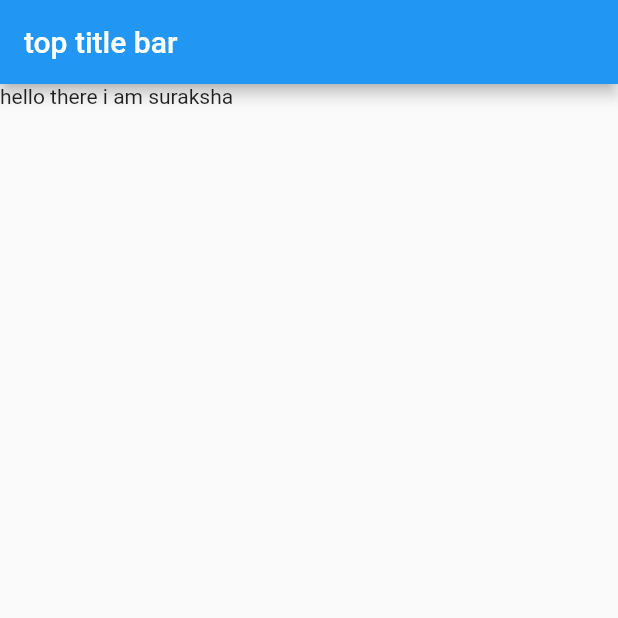
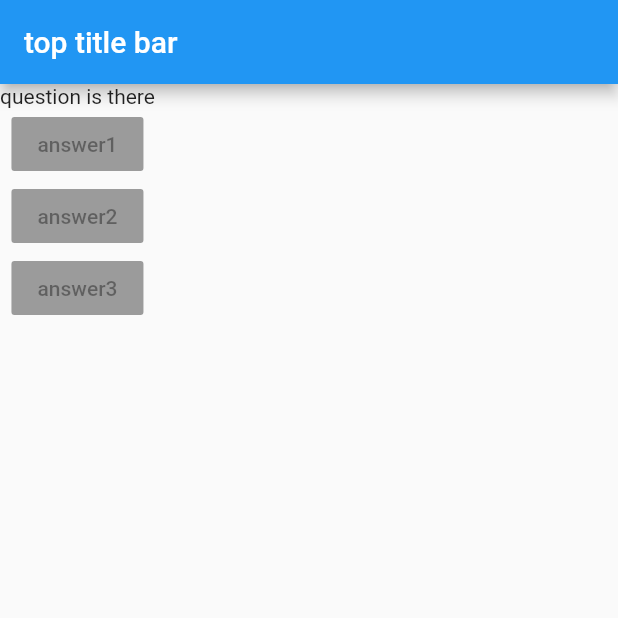
Before and after one commit to SurakshaKumari/flutter_course, a Flutter app: the screen it shows after launch, on a phone screen of 412 x 824 dp, the top half of it. Run offline on Flutter 3.47's test engine with Material 2 defaults, Android fonts, the phone set to English and light mode, and no system bars.

```diff
--- a/lib/main.dart
+++ b/lib/main.dart
@@ -10,7 +10,12 @@ class MyApp extends StatelessWidget {
   return MaterialApp(home: Scaffold(
 appBar: AppBar(title: Text('top title bar')
 ),
-body: Text('hello there i am suraksha'),
+body: Column(children: [
+  Text('question is there'),
+  RaisedButton(child: Text('answer1'), onPressed: null ),
+  RaisedButton(child: Text('answer2'), onPressed: null ),
+   RaisedButton(child: Text('answer3'), onPressed: null ),
+],)
   ),
   );
   }
```
